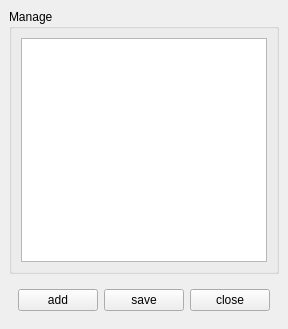
Qt form gui/biblestudywindow.ui (BoraYang/onnuri) before a commit.
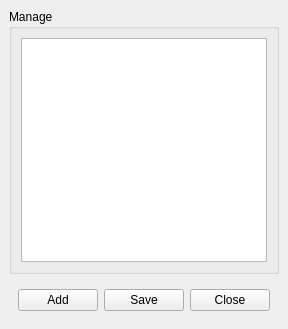
The same form after that commit.

The edit to the form file:
```diff
--- a/gui/biblestudywindow.ui
+++ b/gui/biblestudywindow.ui
@@ -36,24 +36,24 @@
        <enum>QFrame::Raised</enum>
       </property>
       <layout class="QGridLayout" name="gridLayout">
-       <item row="0" column="1">
-        <widget class="QPushButton" name="btn_save">
+       <item row="0" column="3">
+        <widget class="QPushButton" name="btn_close">
          <property name="text">
-          <string>save</string>
+          <string>Close</string>
          </property>
         </widget>
        </item>
        <item row="0" column="0">
         <widget class="QPushButton" name="btn_add">
          <property name="text">
-          <string>add</string>
+          <string>Add</string>
          </property>
         </widget>
        </item>
        <item row="0" column="2">
-        <widget class="QPushButton" name="btn_close">
+        <widget class="QPushButton" name="btn_save">
          <property name="text">
-          <string>close</string>
+          <string>Save</string>
          </property>
         </widget>
        </item>
```
Left out of the diff: 1 changed line with no effect on the pictures.
